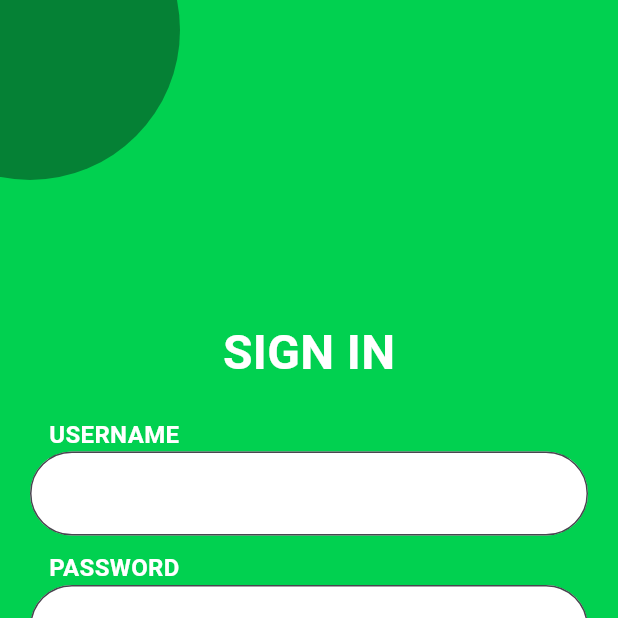
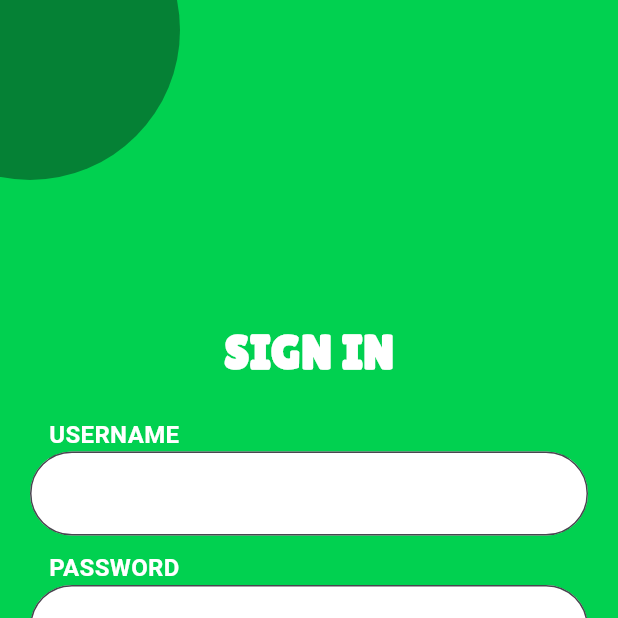
Before and after one commit to ekoeka/hyromonitor, a Flutter app: the screen it shows after launch, on a phone screen of 412 x 824 dp, the top half of it. Run offline on Flutter 3.47's test engine with Material 3 defaults, Android fonts, the phone set to English and light mode, and no system bars; our stand-ins replace shared_preferences.

```diff
--- a/lib/login_screens/signin/signin_page.dart
+++ b/lib/login_screens/signin/signin_page.dart
@@ -40,6 +40,7 @@ class SignInPage extends StatelessWidget {
                       Text(
                         'SIGN IN',
                         style: TextStyle(
+                          fontFamily: 'Lilita One',
                           fontSize: 32,
                           fontWeight: FontWeight.bold,
                           color:  Colors.white,
```
Also changed, not shown: pubspec.yaml (+8 -10 lines), assets/fonts/LilitaOne-Regular.ttf (added), lib/login_screens/signup/exmple.dart (renamed from lib/login_screens/signup/signup_page.dart).
